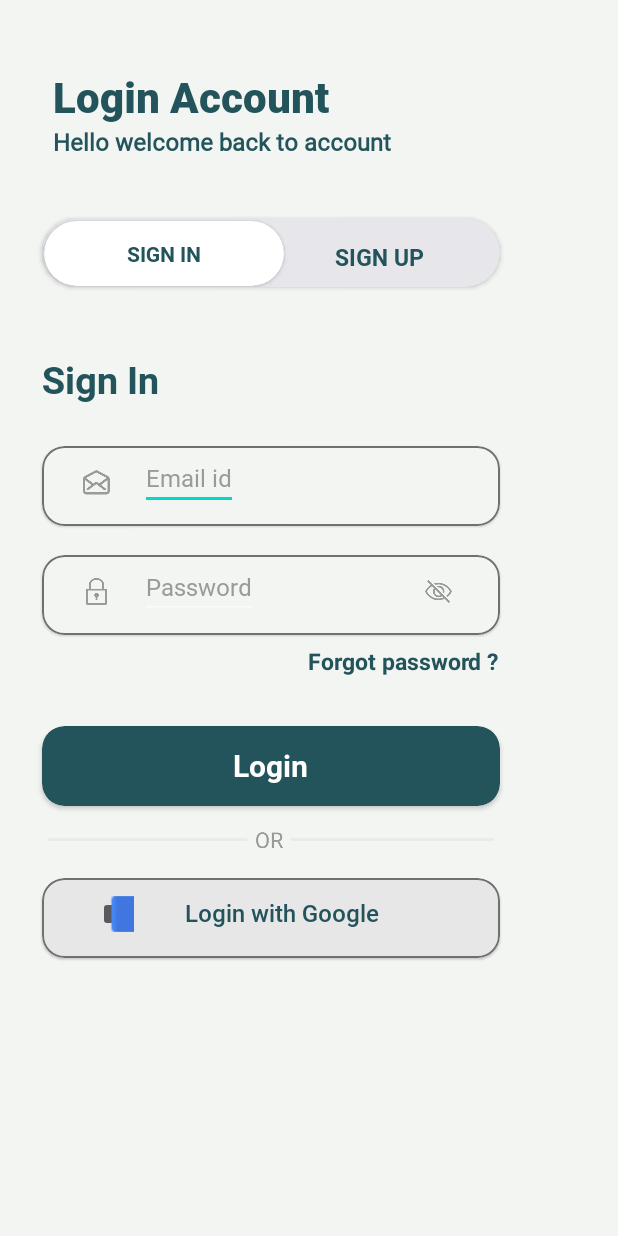
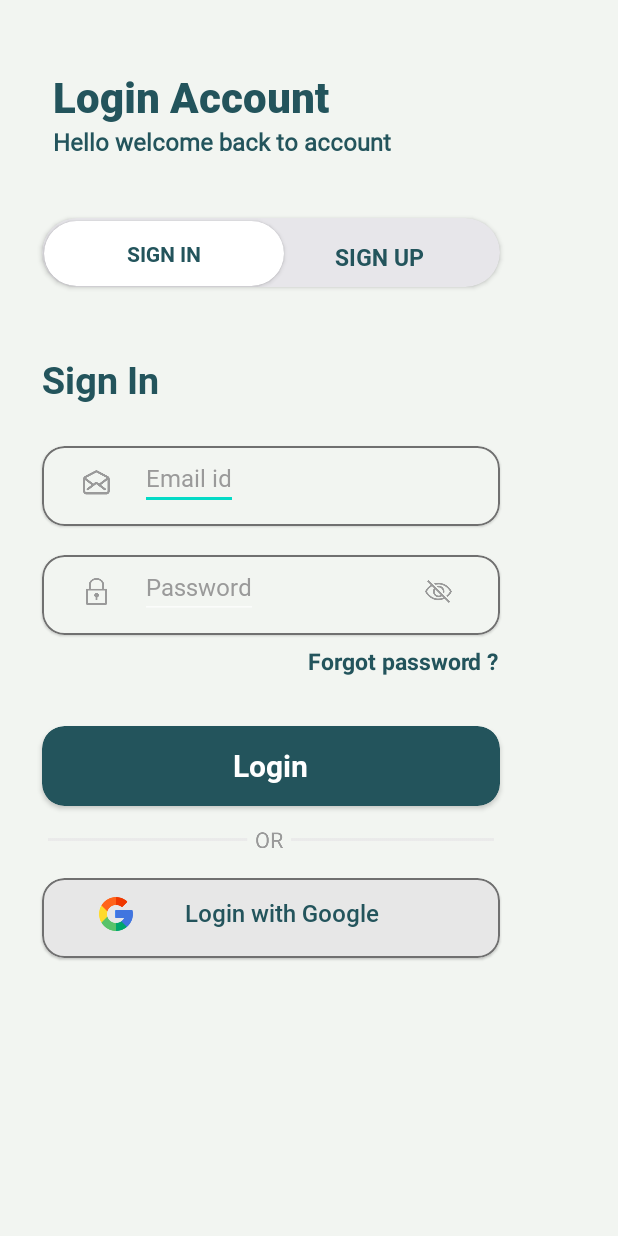
Before and after one commit to RiyaShah08/theExplorer, an Android app: the login screen opened directly, with no data from a screen before it, on a phone screen of 412 x 824 dp. Run offline under Robolectric (Android 15) with nearby library versions, the light colour scheme and no system bars; our stand-ins replace Firebase (no records; nobody signed in at launch, a user with empty details on screens opened directly).

Commit message:
Login with Google

```diff
--- a/app/src/main/AndroidManifest.xml
+++ b/app/src/main/AndroidManifest.xml
@@ -10,10 +10,8 @@
         android:supportsRtl="true"
         android:theme="@style/Theme.Travelguideapp">
         <activity
-            android:name=".login_screen"
-            android:exported="false" />
-        <activity
             android:name=".map_activity"
+            android:theme="@style/Theme.MaterialComponents.NoActionBar"
             android:exported="false" />
         <activity
             android:name=".Home"
--- a/app/src/main/res/drawable/button_google.xml
+++ /dev/null
@@ -1,5 +0,0 @@
-<?xml version="1.0" encoding="utf-8"?>
-<shape xmlns:android="http://schemas.android.com/apk/res/android">
-    <corners  android:radius="35dp"/>
-    <solid android:color="#E7E7E7"></solid>
-</shape>
--- a/app/src/main/res/layout/activity_login.xml
+++ b/app/src/main/res/layout/activity_login.xml
@@ -1,5 +1,4 @@
 <?xml version="1.0" encoding="utf-8"?>
-
 <androidx.constraintlayout.widget.ConstraintLayout
     xmlns:android="http://schemas.android.com/apk/res/android"
     xmlns:app="http://schemas.android.com/apk/res-auto"
@@ -215,12 +214,10 @@
         android:layout_height="53dp"
         android:layout_marginTop="484dp"
         android:layout_marginStart="28dp"
-            android:onClick="login1"
         app:cardBackgroundColor="@color/txtcolor"
         app:cardCornerRadius="15dp"
         app:layout_constraintStart_toStartOf="parent"
-            app:layout_constraintTop_toTopOf="parent"
-            tools:ignore="OnClick">
+        app:layout_constraintTop_toTopOf="parent">
 
         <TextView
             android:layout_width="wrap_content"
@@ -236,31 +233,29 @@
     </androidx.cardview.widget.CardView>
 
     <ImageView
-        android:id="@+id/imageView"
         android:layout_width="305dp"
         android:layout_height="19dp"
+        android:layout_marginTop="550dp"
         android:layout_marginStart="28dp"
-        android:layout_marginTop="550dp"
         android:src="@drawable/or"
         app:layout_constraintStart_toStartOf="parent"
-        app:layout_constraintTop_toTopOf="parent" />
+        app:layout_constraintTop_toTopOf="parent"/>
 
     #login with google
     <com.google.android.material.card.MaterialCardView
-            android:id="@+id/loginwithgoogle"
-            android:onClick="loginwithgoogle"
         android:layout_width="305dp"
         android:layout_height="53dp"
         android:layout_marginTop="585dp"
         android:layout_marginStart="28dp"
         app:cardBackgroundColor="#E7E7E7"
+        android:onClick="loginwithgoogle"
         app:cardCornerRadius="15dp"
         app:strokeWidth="1dp"
         app:strokeColor="#707070"
         app:layout_constraintStart_toStartOf="parent"
         app:layout_constraintTop_toTopOf="parent">
 
-            <ImageButton
+        <ImageView
             android:layout_width="24dp"
             android:layout_height="24dp"
             android:layout_marginTop="12dp"
```
Also changed, not shown: app/src/main/java/com/example/travelguideapp/login.kt (+44 -12 lines). Lines whose indentation alone changed are shown as unchanged.
